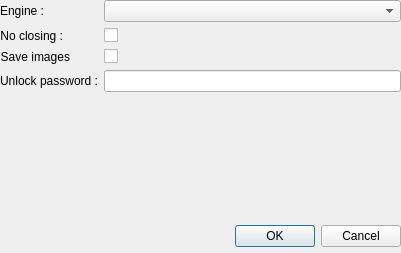
First picture: the form in settingsWindow.ui, repository cmbsolutions/RpiCameraComparer, before the edit.
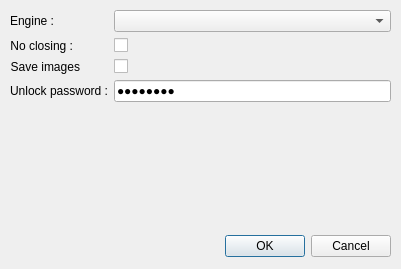
Second picture: the form after the edit.

Diff of the .ui file:
```diff
--- a/settingsWindow.ui
+++ b/settingsWindow.ui
@@ -10,7 +10,7 @@
     <x>0</x>
     <y>0</y>
     <width>401</width>
-    <height>253</height>
+    <height>269</height>
    </rect>
   </property>
   <property name="windowTitle">
@@ -22,8 +22,8 @@
   <widget class="QDialogButtonBox" name="buttonBox">
    <property name="geometry">
     <rect>
-     <x>10</x>
-     <y>220</y>
+     <x>0</x>
+     <y>230</y>
      <width>391</width>
      <height>32</height>
     </rect>
@@ -38,9 +38,9 @@
   <widget class="QWidget" name="formLayoutWidget">
    <property name="geometry">
     <rect>
-     <x>0</x>
-     <y>0</y>
-     <width>401</width>
+     <x>10</x>
+     <y>10</y>
+     <width>381</width>
      <height>211</height>
     </rect>
    </property>
@@ -59,7 +59,11 @@
      </widget>
     </item>
     <item row="0" column="1">
-     <widget class="QComboBox" name="comboBoxEngine"/>
+     <widget class="QComboBox" name="comboBoxEngine">
+      <property name="currentText">
+       <string/>
+      </property>
+     </widget>
     </item>
     <item row="1" column="0">
      <widget class="QLabel" name="label_2">
@@ -110,6 +114,9 @@
     </item>
     <item row="3" column="1">
      <widget class="QLineEdit" name="lineEditPassword">
+      <property name="text">
+       <string>password</string>
+      </property>
       <property name="maxLength">
        <number>25</number>
       </property>
```
Left out of the diff: 48 changed lines with no effect on the pictures.
